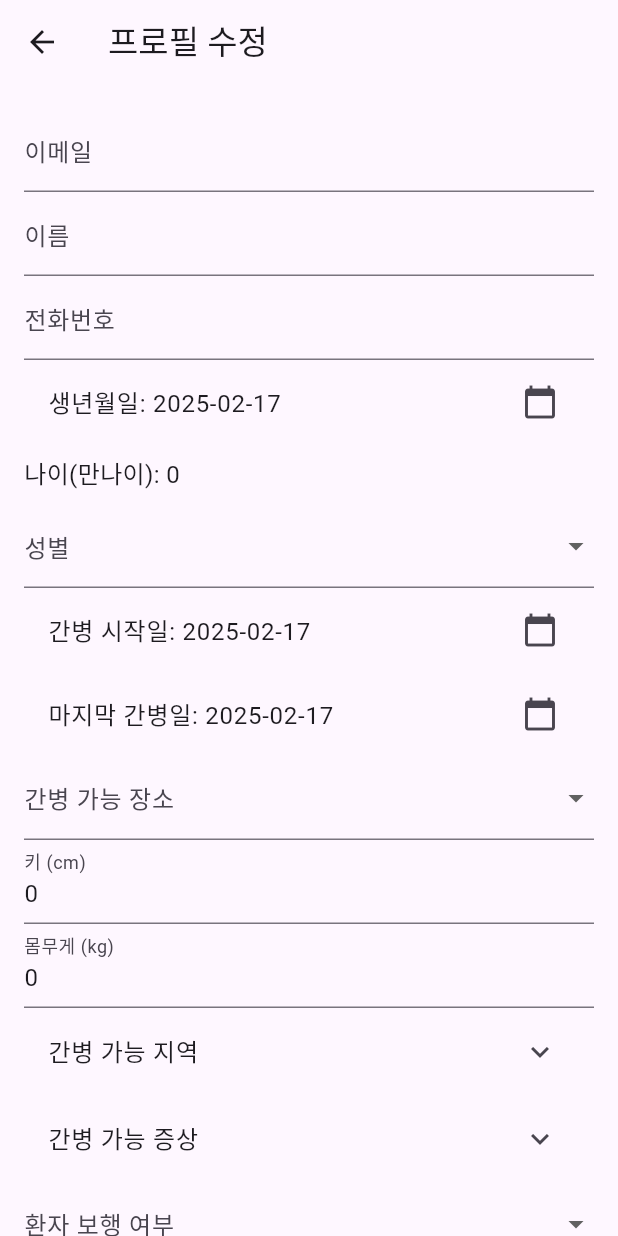
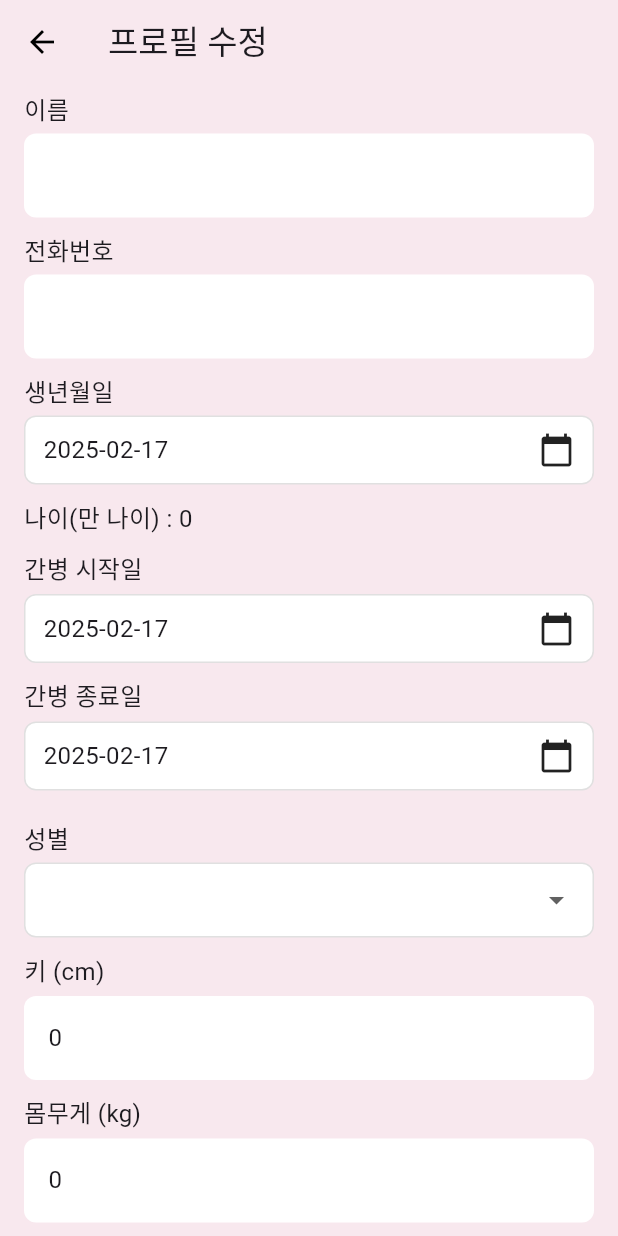
Before and after one commit to SKTPurpleHawks/CareNova, a Flutter app: the ForeignEditProfileScreen screen opened directly with empty values, on a phone screen of 412 x 824 dp. Run offline on Flutter 3.47's test engine with Material 3 defaults, Android fonts, the light colour scheme and no system bars.

```diff
--- a/myungil/project/app/frontend/lib/foreign_edit_profile_screen.dart
+++ b/myungil/project/app/frontend/lib/foreign_edit_profile_screen.dart
@@ -7,10 +7,13 @@ class ForeignEditProfileScreen extends StatefulWidget {
   final String token;
   final Map<String, dynamic> userData;
 
-  const ForeignEditProfileScreen({Key? key, required this.token, required this.userData}) : super(key: key);
+  const ForeignEditProfileScreen(
+      {Key? key, required this.token, required this.userData})
+      : super(key: key);
 
   @override
-  _ForeignEditProfileScreenState createState() => _ForeignEditProfileScreenState();
+  _ForeignEditProfileScreenState createState() =>
+      _ForeignEditProfileScreenState();
 }
 
 class _ForeignEditProfileScreenState extends State<ForeignEditProfileScreen> {
@@ -34,32 +37,84 @@ class _ForeignEditProfileScreenState extends State<ForeignEditProfileScreen> {
   String? _preferSex;
   late List<String> _selectedSymptoms;
   String? _smoking;
+  bool _canCareForImmobile = false;
 
-  final List<String> _regions = ['서울', '부산', '대구', '인천', '광주', '대전', '울산', '세종', '경기남부', '경기북부', '강원영서', '강원영동', '충북', '충남', '전북', '전남', '경북', '경남', '제주'];
-  final List<String> _symptoms = ['치매', '섬망', '욕창', '하반신마비', '상반신마비', '전신마비', '와상환자', '기저귀케어', '의식없음', '석션', '피딩', '소변줄', '장루', '야간집중돌봄', '전염성', '파킨슨', '정신질환', '투석', '재활'];
+  final List<String> _regions = [
+    '서울',
+    '부산',
+    '대구',
+    '인천',
+    '광주',
+    '대전',
+    '울산',
+    '세종',
+    '경기남부',
+    '경기북부',
+    '강원영서',
+    '강원영동',
+    '충북',
+    '충남',
+    '전북',
+    '전남',
+    '경북',
+    '경남',
+    '제주'
+  ];
+  final List<String> _symptoms = [
+    '치매',
+    '섬망',
+    '욕창',
+    '하반신마비',
+    '상반신마비',
+    '전신마비',
+    '와상환자',
+    '기저귀케어',
+    '의식없음',
+    '석션',
+    '피딩',
+    '소변줄',
+    '장루',
+    '야간집중돌봄',
+    '전염성',
+    '파킨슨',
+    '정신질환',
+    '투석',
+    '재활'
+  ];
 
   @override
   void initState() {
     super.initState();
-    _nameController = TextEditingController(text: widget.userData['name'] ?? '');
-    _phoneNumberController = TextEditingController(text: widget.userData['phonenumber'] ?? '');
-    _heightController = TextEditingController(text: widget.userData['height']?.toString() ?? '');
-    _weightController = TextEditingController(text: widget.userData['weight']?.toString() ?? '');
+    _nameController =
+        TextEditingController(text: widget.userData['name'] ?? '');
+    _phoneNumberController =
+        TextEditingController(text: widget.userData['phonenumber'] ?? '');
+    _heightController = TextEditingController(
+        text: widget.userData['height']?.toString() ?? '');
+    _weightController = TextEditingController(
+        text: widget.userData['weight']?.toString() ?? '');
     _currentPasswordController = TextEditingController();
     _newPasswordController = TextEditingController();
     _confirmPasswordController = TextEditingController();
 
-    _birthday = DateTime.tryParse(widget.userData['birthday'] ?? '') ?? DateTime.now();
-    _startDate = DateTime.tryParse(widget.userData['startdate'] ?? '') ?? DateTime.now();
-    _endDate = DateTime.tryParse(widget.userData['enddate'] ?? '') ?? DateTime.now();
+    _birthday = _parseDate(widget.userData['birthday']);
+    _startDate = _parseDate(widget.userData['startdate']);
+    _endDate = _parseDate(widget.userData['enddate']);
     _age = widget.userData['age'] ?? 0;
-    _sex = widget.userData['sex'];
-    _spot = widget.userData['spot'];
+    _sex = widget.userData['sex'] ?? '남성';
+    _spot = widget.userData['spot'] ?? '병원';
     _selectedRegions = (widget.userData['region'] as String?)?.split(',') ?? [];
-    _canWalkPatient = widget.userData['canwalkpatient'];
-    _preferSex = widget.userData['prefersex'];
-    _selectedSymptoms = (widget.userData['symptoms'] as String?)?.split(',') ?? [];
-    _smoking = widget.userData['smoking'];
+    _canWalkPatient = widget.userData['canwalkpatient'] ?? '걸을 수 없음';
+    _preferSex = widget.userData['prefersex'] ?? '남성';
+    _selectedSymptoms =
+        (widget.userData['symptoms'] as String?)?.split(',') ?? [];
+    _smoking = widget.userData['smoking'] ?? '비흡연';
+    _canCareForImmobile = widget.userData['can_care_for_immobile'] ?? false;
+  }
+
+  DateTime _parseDate(dynamic date) {
+    if (date == null || date.toString().isEmpty) return DateTime.now();
+    return DateTime.tryParse(date.toString()) ?? DateTime.now();
   }
 
   Future<void> _updateProfile() async {
@@ -72,7 +127,7 @@ class _ForeignEditProfileScreenState extends State<ForeignEditProfileScreen> {
         return;
       }
 
-      final url = Uri.parse('http://192.168.0.10:8000/user-info');
+      final url = Uri.parse('http://192.168.0.12:8000/user-info');
 
       try {
         final response = await http.put(
@@ -85,9 +140,9 @@ class _ForeignEditProfileScreenState extends State<ForeignEditProfileScreen> {
             'email': widget.userData['email'],
             'name': _nameController.text,
             'phonenumber': _phoneNumberController.text,
-            'birthday': _birthday.toIso8601String().split('T')[0],
-            'startdate': _startDate.toIso8601String().split('T')[0],
-            'enddate': _endDate.toIso8601String().split('T')[0],
+            'birthday': DateFormat('yyyy-MM-dd').format(_birthday),
+            'startdate': DateFormat('yyyy-MM-dd').format(_startDate),
+            'enddate': DateFormat('yyyy-MM-dd').format(_endDate),
             'age': _age,
             'sex': _sex,
             'region': _selectedRegions.join(','),
@@ -99,7 +154,10 @@ class _ForeignEditProfileScreenState extends State<ForeignEditProfileScreen> {
             'prefersex': _preferSex,
             'smoking': _smoking,
             'current_password': _currentPasswordController.text,
-            'new_password': _newPasswordController.text.isNotEmpty ? _newPasswordController.text : null,
+            'new_password': _newPasswordController.text.isNotEmpty
+                ? _newPasswordController.text
+                : null,
+            'can_care_for_immobile': _canCareForImmobile,
           }),
         );
 
@@ -119,7 +177,8 @@ class _ForeignEditProfileScreenState extends State<ForeignEditProfileScreen> {
     }
   }
 
-  Future<void> _selectDate(BuildContext context, DateTime initialDate, Function(DateTime) onSelect) async {
+  Future<void> _selectDate(BuildContext context, DateTime initialDate,
+      Function(DateTime) onSelect) async {
     final DateTime? picked = await showDatePicker(
       context: context,
       initialDate: initialDate,
@@ -139,178 +198,234 @@ class _ForeignEditProfileScreenState extends State<ForeignEditProfileScreen> {
   @override
   Widget build(BuildContext context) {
     return Scaffold(
-      appBar: AppBar(title: Text('프로필 수정')),
-      body: Form(
+      backgroundColor: Color(0xFFF8E8EE),
+      appBar: AppBar(
+        title: Text("프로필 수정"),
+        backgroundColor: Color(0xFFF8E8EE),
+        elevation: 0,
+        iconTheme: IconThemeData(color: Colors.black),
+      ),
+      body: Padding(
+        padding: const EdgeInsets.symmetric(horizontal: 16.0),
+        child: Form(
           key: _formKey,
-        child: ListView(
-          padding: EdgeInsets.all(16.0),
-          children: <Widget>[
-            TextFormField(
-              decoration: InputDecoration(labelText: '이메일'),
-              initialValue: widget.userData['email'],
-              readOnly: true,
+          child: SingleChildScrollView(
+            child: Column(
+              crossAxisAlignment: CrossAxisAlignment.start,
+              children: [
+                _buildTextField(_nameController, "이름"),
+                _buildTextField(_phoneNumberController, "전화번호",
+                    keyboardType: TextInputType.phone),
+                _buildDateField(
+                    "생년월일",
+                    _birthday,
+                    (date) => setState(() {
+                          _birthday = date;
+                          _age = DateTime.now().year - date.year;
+                        })),
+                Padding(
+                  padding: const EdgeInsets.symmetric(vertical: 5),
+                  child:
+                      Text('나이(만 나이) : $_age', style: TextStyle(fontSize: 16)),
                 ),
-            TextFormField(
-              controller: _nameController,
-              decoration: InputDecoration(labelText: '이름'),
-              validator: (value) => value!.isEmpty ? '이름을 입력해주세요' : null,
-            ),
-            TextFormField(
-              controller: _phoneNumberController,
-              decoration: InputDecoration(labelText: '전화번호'),
-              validator: (value) => value!.isEmpty ? '전화번호를 입력해주세요' : null,
-            ),
-            ListTile(
-              title: Text("생년월일: ${DateFormat('yyyy-MM-dd').format(_birthday)}"),
-              trailing: Icon(Icons.calendar_today),
-              onTap: () => _selectDate(context, _birthday, (date) => setState(() => _birthday = date)),
-            ),
-            Padding(
-              padding: const EdgeInsets.symmetric(vertical: 8.0),
-              child: Text('나이(만나이): $_age', style: TextStyle(fontSize: 16)),
-            ),
-            DropdownButtonFormField<String>(
-              value: _sex,
-              decoration: InputDecoration(labelText: '성별'),
-              items: ['남성', '여성'].map((String value) {
-                return DropdownMenuItem<String>(value: value, child: Text(value));
-              }).toList(),
-              onChanged: (String? newValue) {
+                _buildDateField("간병 시작일", _startDate,
+                    (date) => setState(() => _startDate = date)),
+                _buildDateField("간병 종료일", _endDate,
+                    (date) => setState(() => _endDate = date)),
+                SizedBox(height: 10),
+                _buildDropdown("성별", _sex, ['남성', '여성'],
+                    (value) => setState(() => _sex = value)),
+                _buildTextField(_heightController, "키 (cm)",
+                    keyboardType: TextInputType.number),
+                _buildTextField(_weightController, "몸무게 (kg)",
+                    keyboardType: TextInputType.number),
+                _buildDropdown("간병 가능 장소", _spot, ['병원', '집', '둘 다'],
+                    (value) => setState(() => _spot = value)),
+                _buildMultiSelect("간병 가능 지역", _regions, _selectedRegions),
+                _buildMultiSelect("간병 가능 질환", _symptoms, _selectedSymptoms),
+                CheckboxListTile(
+                  title: Text("🚶 못 걷는 사람도 간병 가능"),
+                  value: _canCareForImmobile,
+                  onChanged: (bool? value) {
                     setState(() {
-                  _sex = newValue;
+                      _canCareForImmobile = value!;
                     });
                   },
+                  controlAffinity: ListTileControlAffinity.leading,
                 ),
-            ListTile(
-              title: Text("간병 시작일: ${DateFormat('yyyy-MM-dd').format(_startDate)}"),
-              trailing: Icon(Icons.calendar_today),
-              onTap: () => _selectDate(context, _startDate, (date) => setState(() => _startDate = date)),
+                _buildDropdown("선호하는 환자 성별", _preferSex, ['남성', '여성', '상관없음'],
+                    (value) => setState(() => _preferSex = value)),
+                _buildDropdown("흡연 여부", _smoking, ['비흡연', '흡연'],
+                    (value) => setState(() => _smoking = value)),
+                SizedBox(height: 20),
+                _buildTextField(_currentPasswordController, "현재 비밀번호",
+                    isPassword: true),
+                _buildTextField(_newPasswordController, "새 비밀번호",
+                    isPassword: true),
+                _buildTextField(_confirmPasswordController, "새 비밀번호 확인",
+                    isPassword: true),
+                SizedBox(height: 20),
+                Container(
+                  width: double.infinity,
+                  height: 50,
+                  decoration: BoxDecoration(
+                    color: Colors.black,
+                    borderRadius: BorderRadius.circular(10),
                   ),
-            ListTile(
-              title: Text("마지막 간병일: ${DateFormat('yyyy-MM-dd').format(_endDate)}"),
-              trailing: Icon(Icons.calendar_today),
-              onTap: () => _selectDate(context, _endDate, (date) => setState(() => _endDate = date)),
+                  child: TextButton(
+                    onPressed: _updateProfile,
+                    child: Text("프로필 업데이트",
+                        style: TextStyle(color: Colors.white, fontSize: 18)),
                   ),
-            DropdownButtonFormField<String>(
-              value: _spot,
-              decoration: InputDecoration(labelText: '간병 가능 장소'),
-              items: ['집', '병원', '둘 다'].map((String value) {
-                return DropdownMenuItem<String>(value: value, child: Text(value));
-              }).toList(),
-              onChanged: (String? newValue) {
-                setState(() {
-                  _spot = newValue;
-                });
-              },
                 ),
-            TextFormField(
-              controller: _heightController,
-              decoration: InputDecoration(labelText: '키 (cm)'),
-              keyboardType: TextInputType.number,
-              validator: (value) => value!.isEmpty ? '키를 입력해주세요' : null,
+                SizedBox(height: 10),
+              ],
             ),
-            TextFormField(
-              controller: _weightController,
-              decoration: InputDecoration(labelText: '몸무게 (kg)'),
-              keyboardType: TextInputType.number,
-              validator: (value) => value!.isEmpty ? '몸무게를 입력해주세요' : null,
           ),
-            ExpansionTile(
-              title: Text('간병 가능 지역'),
-              children: _regions.map((region) {
-                return CheckboxListTile(
-                  title: Text(region),
-                  value: _selectedRegions.contains(region),
-                  onChanged: (bool? value) {
-                    setState(() {
-                      if (value!) {
-                        _selectedRegions.add(region);
-                      } else {
-                        _selectedRegions.remove(region);
-                      }
-                    });
-                  },
-                );
-              }).toList(),
-            ),
-            ExpansionTile(
-              title: Text('간병 가능 증상'),
-              children: _symptoms.map((symptom) {
-                return CheckboxListTile(
-                  title: Text(symptom),
-                  value: _selectedSymptoms.contains(symptom),
-                  onChanged: (bool? value) {
-                    setState(() {
-                      if (value!) {
-                        _selectedSymptoms.add(symptom);
-                      } else {
-                        _selectedSymptoms.remove(symptom);
-                      }
-                    });
-                  },
-                );
-              }).toList(),
-            ),
-            DropdownButtonFormField<String>(
-              value: _canWalkPatient,
-              decoration: InputDecoration(labelText: '환자 보행 여부'),
-              items: ['걸을 수 없음', '걸을 수 있음', '둘 다 케어 가능'].map((String value) {
-                return DropdownMenuItem<String>(value: value, child: Text(value));
-              }).toList(),
-              onChanged: (String? newValue) {
-                setState(() {
-                  _canWalkPatient = newValue;
-                });
-              },
-            ),
-            DropdownButtonFormField<String>(
-              value: _preferSex,
-              decoration: InputDecoration(labelText: '선호하는 환자 성별'),
-              items: ['남성', '여성', '상관없음'].map((String value) {
-                return DropdownMenuItem<String>(value: value, child: Text(value));
-              }).toList(),
-              onChanged: (String? newValue) {
-                setState(() {
-                  _preferSex = newValue;
-                });
-              },
-            ),
-            DropdownButtonFormField<String>(
-              value: _smoking,
-              decoration: InputDecoration(labelText: '흡연 여부'),
-              items: ['비흡연', '흡연'].map((String value) {
-                return DropdownMenuItem<String>(value: value, child: Text(value));
-              }).toList(),
-              onChanged: (String? newValue) {
-                setState(() {
-                  _smoking = newValue;
-                });
-              },
-            ),
-            SizedBox(height: 20),
-            TextFormField(
-              controller: _currentPasswordController,
-              decoration: InputDecoration(labelText: '현재 비밀번호'),
-              obscureText: true,
-            ),
-            TextFormField(
-              controller: _newPasswordController,
-              decoration: InputDecoration(labelText: '새 비밀번호'),
-              obscureText: true,
-            ),
-            TextFormField(
-              controller: _confirmPasswordController,
-              decoration: InputDecoration(labelText: '새 비밀번호 확인'),
-              obscureText: true,
-            ),
-            SizedBox(height: 20),
-            ElevatedButton(
-              child: Text('프로필 업데이트'),
-              onPressed: _updateProfile,
-            ),
-          ],
         ),
       ),
     );
   }
+
+  Widget _buildTextField(TextEditingController controller, String label,
+      {bool isPassword = false,
+      TextInputType keyboardType = TextInputType.text}) {
+    return Padding(
+      padding: const EdgeInsets.symmetric(vertical: 5),
+      child: Column(
+        crossAxisAlignment: CrossAxisAlignment.start,
+        children: [
+          Text(label, style: TextStyle(fontSize: 16)),
+          SizedBox(height: 5),
+          TextFormField(
+            controller: controller,
+            obscureText: isPassword,
+            keyboardType: keyboardType,
+            decoration: InputDecoration(
+              filled: true,
+              fillColor: Colors.white,
+              border: OutlineInputBorder(
+                borderRadius: BorderRadius.circular(8),
+                borderSide: BorderSide.none,
+              ),
+            ),
+            validator: (value) {
+              if (value == null || value.isEmpty) {
+                return '$label을 입력해주세요';
               }
+              return null;
+            },
+          ),
+        ],
+      ),
+    );
+  }
+
+  Widget _buildDateField(
+      String label, DateTime date, Function(DateTime) onSelect) {
+    return Padding(
+      padding: const EdgeInsets.symmetric(vertical: 5),
+      child: Column(
+        crossAxisAlignment: CrossAxisAlignment.start,
+        children: [
+          Text(label, style: TextStyle(fontSize: 16)),
+          SizedBox(height: 5),
+          GestureDetector(
+            onTap: () => _selectDate(context, date, onSelect),
+            child: Container(
+              padding: EdgeInsets.symmetric(horizontal: 12, vertical: 10),
+              decoration: BoxDecoration(
+                color: Colors.white,
+                borderRadius: BorderRadius.circular(8),
+                border: Border.all(color: Colors.grey.shade300),
+              ),
+              child: Row(
+                mainAxisAlignment: MainAxisAlignment.spaceBetween,
+                children: [
+                  Text(DateFormat('yyyy-MM-dd').format(date),
+                      style: TextStyle(fontSize: 16)),
+                  Icon(Icons.calendar_today),
+                ],
+              ),
+            ),
+          ),
+        ],
+      ),
+    );
+  }
+
+  Widget _buildDropdown(String label, String? value, List<String> items,
+      Function(String?) onChanged) {
+    return Padding(
+      padding: const EdgeInsets.symmetric(vertical: 5),
+      child: Column(
+        crossAxisAlignment: CrossAxisAlignment.start,
+        children: [
+          Text(label, style: TextStyle(fontSize: 16)),
+          SizedBox(height: 5),
+          Container(
+            padding: EdgeInsets.symmetric(horizontal: 12),
+            decoration: BoxDecoration(
+              color: Colors.white,
+              borderRadius: BorderRadius.circular(8),
+              border: Border.all(color: Colors.grey.shade300),
+            ),
+            child: DropdownButton<String>(
+              isExpanded: true,
+              value: value,
+              items: items.map((String value) {
+                return DropdownMenuItem<String>(
+                  value: value,
+                  child: Text(value),
+                );
+              }).toList(),
+              onChanged: onChanged,
+              underline: SizedBox(),
+            ),
+          ),
+        ],
+      ),
+    );
+  }
+
+  Widget _buildMultiSelect(
+      String label, List<String> allItems, List<String> selectedItems) {
+    return Padding(
+      padding: const EdgeInsets.symmetric(vertical: 5),
+      child: Column(
+        crossAxisAlignment: CrossAxisAlignment.start,
+        children: [
+          Text(label, style: TextStyle(fontSize: 16)),
+          SizedBox(height: 5),
+          Container(
+            decoration: BoxDecoration(
+              color: Colors.white,
+              borderRadius: BorderRadius.circular(8),
+              border: Border.all(color: Colors.grey.shade300),
+            ),
+            child: ExpansionTile(
+              title: Text('${selectedItems.length} 선택됨',
+                  style: TextStyle(fontSize: 16)),
+              children: allItems.map((item) {
+                return CheckboxListTile(
+                  title: Text(item),
+                  value: selectedItems.contains(item),
+                  onChanged: (bool? value) {
+                    setState(() {
+                      if (value!) {
+                        selectedItems.add(item);
+                      } else {
+                        selectedItems.remove(item);
+                      }
+                    });
+                  },
+                  controlAffinity: ListTileControlAffinity.leading,
+                );
+              }).toList(),
+            ),
+          ),
+        ],
+      ),
+    );
+  }
+}
--- a/myungil/project/app/frontend/lib/foreign_home_screen.dart
+++ b/myungil/project/app/frontend/lib/foreign_home_screen.dart
@@ -28,7 +28,7 @@ class _ForeignHomeScreenState extends State<ForeignHomeScreen> {
 
   /// 🔹 사용자 정보를 가져오는 함수
   Future<void> fetchUserInfo() async {
-    final url = Uri.parse('http://192.168.0.10:8000/user-info'); // 백엔드 API 엔드포인트
+    final url = Uri.parse('http://192.168.0.12:8000/user-info'); // 백엔드 API 엔드포인트
 
     try {
       final response = await http.get(
--- a/myungil/project/app/frontend/lib/foreign_user_signup_screen.dart
+++ b/myungil/project/app/frontend/lib/foreign_user_signup_screen.dart
@@ -86,7 +86,7 @@ class _ForeignUserSignupScreenState extends State<ForeignUserSignupScreen> {
       }
 
       final response = await http.post(
-        Uri.parse('http://192.168.0.10:8000/signup/foreign'),
+        Uri.parse('http://192.168.0.12:8000/signup/foreign'),
         headers: {'Content-Type': 'application/json'},
         body: json.encode({
           'email': _emailController.text,
--- a/myungil/project/app/frontend/lib/login_screen.dart
+++ b/myungil/project/app/frontend/lib/login_screen.dart
@@ -15,7 +15,7 @@ class _LoginScreenState extends State<LoginScreen> {
   final _passwordController = TextEditingController();
 
   Future<void> _login() async {
-    final String baseUrl = "http://192.168.0.10:8000"; // FastAPI 서버 IP 사용
+    final String baseUrl = "http://192.168.0.12:8000"; // FastAPI 서버 IP 사용
     final String url = "$baseUrl/login";
     final response = await http.post(
       Uri.parse(url),
--- a/myungil/project/app/frontend/lib/protector_user_signup_screen.dart
+++ b/myungil/project/app/frontend/lib/protector_user_signup_screen.dart
@@ -30,7 +30,7 @@ class _ProtectorUserSignupScreenState extends State<ProtectorUserSignupScreen> {
       }
 
       final response = await http.post(
-        Uri.parse('http://192.168.0.10:8000/signup/protector'),
+        Uri.parse('http://192.168.0.12:8000/signup/protector'),
         headers: {'Content-Type': 'application/json'},
         body: json.encode({
           'email': emailController.text,
```
Also changed, not shown: myungil/project/requirements.txt (deleted, +0 -45 lines), 5 other files. Lines whose indentation alone changed are shown as unchanged.
